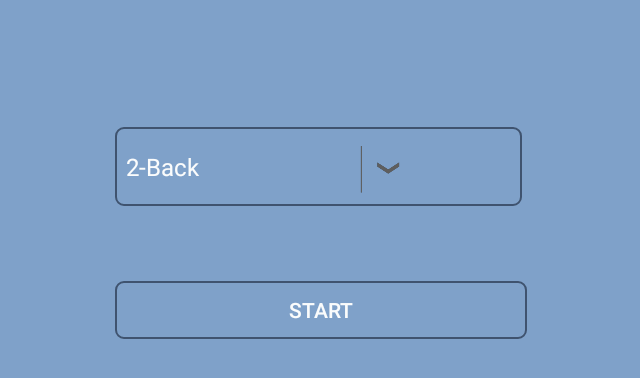
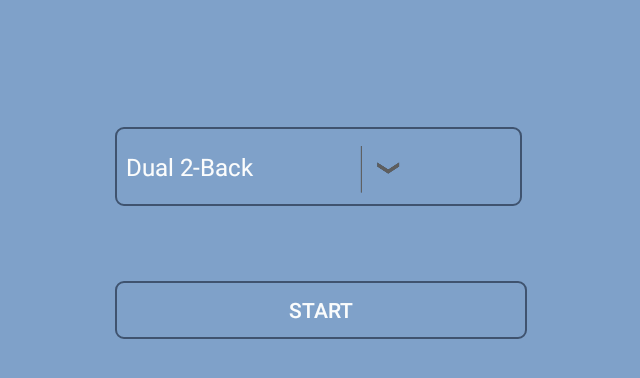
Before and after one commit to mahmadzadeh/dual-n-back-game, an Android app: the screen it shows after launch (StartScreenActivity), on a phone screen of 824 x 412 dp (held sideways). Shown: the top 378 px of the screen, without its empty margins (297-937 px from the left). Run offline under Robolectric (Android 15) with nearby library versions, the light colour scheme and no system bars.

Commit message:
Minor refactoring

```diff
--- a/app/src/main/java/com/dualnback/MainActivity.java
+++ b/app/src/main/java/com/dualnback/MainActivity.java
@@ -20,13 +20,14 @@ import com.dualnback.game.factory.SoundCollectionFactory;
 import com.dualnback.location.LocationCollection;
 import com.dualnback.sound.SoundCollection;
 
+import java.util.Optional;
 import java.util.Timer;
 import java.util.TimerTask;
 
+import static com.dualnback.StartScreenActivity.DEFAULT_VERSION;
 import static com.dualnback.StartScreenActivity.N_BACK_VERSION;
 import static com.dualnback.game.LocationToImageMapper.map;
-import static com.dualnback.game.NBackVersion.TwoBack;
-import static com.dualnback.util.IntentUtility.extractFromExtrasWithDefault;
+import static com.dualnback.util.IntentUtility.extractFromIntentExtras;
 import static com.dualnback.util.NumberFormatterUtil.formatScore;
 
 public class MainActivity extends AppCompatActivity implements SwappableImage {
@@ -57,7 +58,8 @@ public class MainActivity extends AppCompatActivity implements SwappableImage {
 
         setContentView( R.layout.activity_main );
 
-        NBackVersion version = extractFromExtrasWithDefault( this.getIntent().getExtras(), N_BACK_VERSION, TwoBack );
+        Optional<NBackVersion> mayBeVersion = extractFromIntentExtras( this.getIntent().getExtras(), N_BACK_VERSION );
+        NBackVersion version = mayBeVersion.orElse( DEFAULT_VERSION );
 
         GameParameters parameters = new GameParameters(
                 version,
--- a/app/src/main/res/values/strings.xml
+++ b/app/src/main/res/values/strings.xml
@@ -23,13 +23,13 @@
     <string name="continueButtonTxt">Continue</string>
     <string name="quit">Quit</string>
     <string-array name="nBackArray">
-        <item>2-Back</item>
-        <item>3-Back</item>
-        <item>4-Back</item>
-        <item>5-Back</item>
-        <item>6-Back</item>
-        <item>7-Back</item>
-        <item>8-Back</item>
-        <item>9-Back</item>
+        <item>Dual 2-Back</item>
+        <item>Dual 3-Back</item>
+        <item>Dual 4-Back</item>
+        <item>Dual 5-Back</item>
+        <item>Dual 6-Back</item>
+        <item>Dual 7-Back</item>
+        <item>Dual 8-Back</item>
+        <item>Dual 9-Back</item>
     </string-array>
 </resources>
```
Also changed, not shown: 1 other file.
